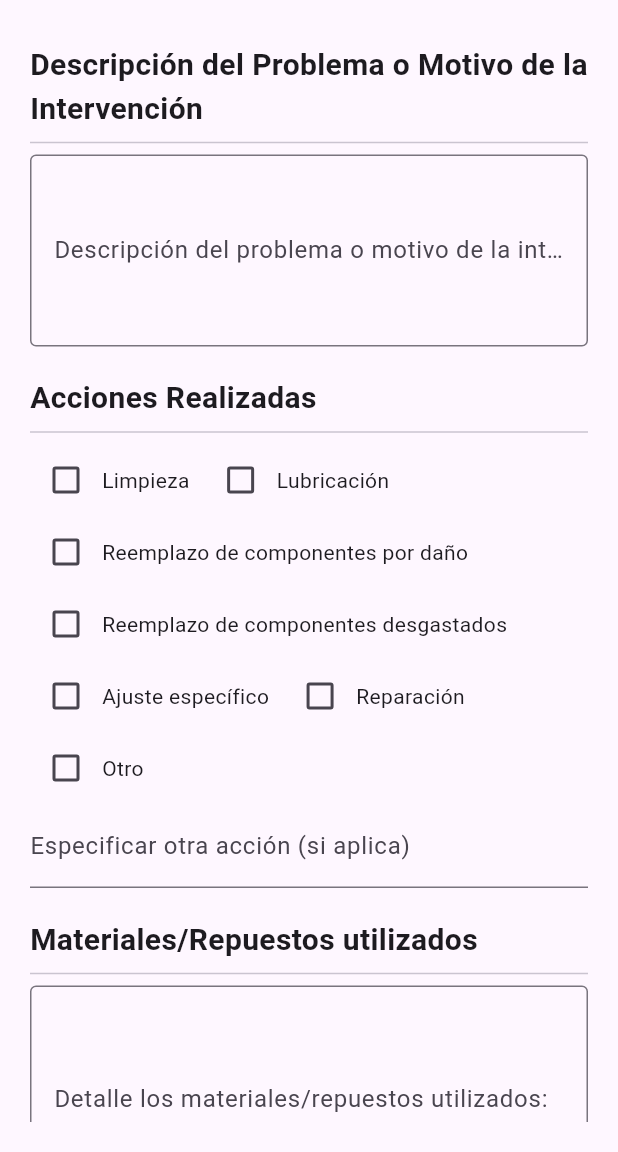
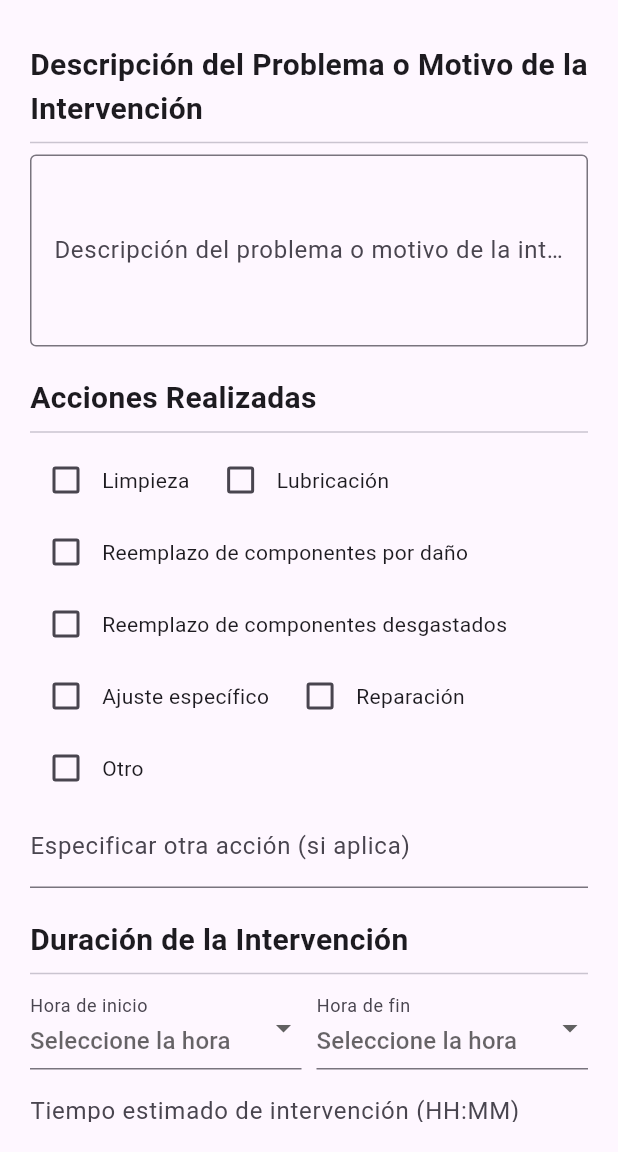
Before and after one commit to JacobMonard/mantenimiento-app-demo, a Flutter app: the screen it shows after launch, scrolled down 1152 dp, on a phone screen of 412 x 824 dp, the part 84-1236 px from its top. Run offline on Flutter 3.47's test engine with Material 3 defaults, Android fonts, the phone set to English and light mode, and no system bars; our stand-ins replace image_picker, pdf, printing, share_plus; statements that could not run were skipped; project files that could hold a hidden picture were left out.

Commit message:
Feature: Implement time parsing fixes and PDF null safety; adjust PDF intro text

```diff
--- a/lib/screens/mantenimiento_form_screen.dart
+++ b/lib/screens/mantenimiento_form_screen.dart
@@ -29,6 +29,8 @@ class _MantenimientoFormScreenState extends State<MantenimientoFormScreen> {
   final TextEditingController _dateController = TextEditingController();
   final TextEditingController _descripcionUbicacionController = TextEditingController();
   final TextEditingController _tiempoEstimadoController = TextEditingController();
+  final List<String> _horas = List.generate(24, (i) => i.toString().padLeft(2, '0'));
+  final List<String> _minutos = ['00', '30'];
 
   // Instancia del modelo para guardar los datos
   // <-- CAMBIO: Inicializa una instancia de tu modelo para ir guardando los datos.
@@ -76,42 +78,25 @@ class _MantenimientoFormScreenState extends State<MantenimientoFormScreen> {
     'Otro': false,
   };
   String _otroAccionTexto = '';
-  String _materialesRepuestos = '';
   String _horaInicio = '';
   String _horaFin = '';
   String _tiempoEstimado = '';
-  final Map<String, bool> _permisosRequeridosCheckboxes = {
-    'LOTOTO': false,
-    'Espacio confinado': false,
-    'Trabajo en caliente': false,
-    'Alturas': false,
-    'Sustancias Químicas': false,
-    'Ingreso a patios': false,
-    'Izar Cargas': false,
-    'Ingreso Cuartos Eléctricos': false,
-    'Subestaciones': false,
-    'Ninguno': false,
-  };
   String _descripcionActividades = '';
 
   // 7. Evidencia (rutas de los archivos seleccionados)
   // <-- CAMBIO: Almacenaremos los bytes, no solo las rutas String
   List<Uint8List> _fotosBytes = [];
-  Uint8List? _videoBytes; // <-- CAMBIO: Almacenaremos los bytes del video
 
   // <-- NUEVO: Variables para mostrar las rutas/URLs en la UI
   List<String> _fotosDisplayPaths = [];
-  String? _videoDisplayPath;
 
   // 8. Evaluación Técnica
   String _condicionFinalEquipo = '';
   String _requiereSeguimiento = 'No';
   String _detalleSeguimiento = '';
-  String _riesgosObservados = '';
 
   // 9. Recomendaciones
-  String _accionesSugeridasCortoPlazo = '';
-  String _sugerenciasMejoraRedisenio = '';
+  String _accionesSugeridas = '';
 
   // Listas de opciones estáticas (para Spinners/Dropdowns)
   final List<String> _plantas = [
@@ -166,20 +151,15 @@ class _MantenimientoFormScreenState extends State<MantenimientoFormScreen> {
       existeAveria: 'No',
       descripcionProblema: '',
       accionesRealizadas: [],
-      materialesRepuestos: '',
       horaInicio: '',
       horaFin: '',
       tiempoEstimado: '',
-      permisosRequeridos: [],
       descripcionActividades: '',
       fotosBytes: [], // Inicializa la lista de bytes vacía
-      videoBytes: null, // Inicializa el video como nulo
       condicionFinalEquipo: _condicionesFinalesEquipo.isNotEmpty ? _condicionesFinalesEquipo.first : '',
       requiereSeguimiento: 'No',
       detalleSeguimiento: '',
-      riesgosObservados: '',
-      accionesSugeridasCortoPlazo: '',
-      sugerenciasMejoraRedisenio: '',
+      accionesSugeridas: '',
     );
 
     // Actualizar los valores iniciales de los dropdowns si _mantenimientoRegistro ya tiene datos
@@ -260,6 +240,8 @@ class _MantenimientoFormScreenState extends State<MantenimientoFormScreen> {
   }
 
   void _calcularTiempoEstimado() {
+    // Asegurarse de que ambos valores de hora de inicio y fin hayan sido seleccionados.
+    // Si no lo están, el tiempo estimado se limpia.
     if (_horaInicio.isNotEmpty && _horaFin.isNotEmpty) {
       try {
         final List<String> inicioParts = _horaInicio.split(':');
@@ -270,32 +252,36 @@ class _MantenimientoFormScreenState extends State<MantenimientoFormScreen> {
         final int finHora = int.parse(finParts[0]);
         final int finMinuto = int.parse(finParts[1]);
 
-        final DateTime inicio = DateTime(DateTime.now().year, DateTime.now().month, DateTime.now().day, inicioHora, inicioMinuto);
-        final DateTime fin = DateTime(DateTime.now().year, DateTime.now().month, DateTime.now().day, finHora, finMinuto);
+        // CAMBIO IMPORTANTE AQUÍ: Usamos una fecha ficticia para el cálculo
+        // Esto evita problemas si el cálculo se hace en un cambio de día real
+        final DateTime dummyDate = DateTime(2000, 1, 1);
+        final DateTime startTime = DateTime(dummyDate.year, dummyDate.month, dummyDate.day, inicioHora, inicioMinuto);
+        DateTime endTime = DateTime(dummyDate.year, dummyDate.month, dummyDate.day, finHora, finMinuto);
 
-        Duration duracion;
-        if (fin.isBefore(inicio)) {
-          duracion = fin.add(const Duration(days: 1)).difference(inicio);
-        } else {
-          duracion = fin.difference(inicio);
+        // Si la hora de fin es anterior a la de inicio (ej. inicia a las 23:00 y termina a las 01:00),
+        // asumimos que termina al día siguiente para el cálculo de la duración.
+        if (endTime.isBefore(startTime)) {
+          endTime = endTime.add(const Duration(days: 1));
         }
 
-        final int totalMinutos = duracion.inMinutes;
-        final int horas = totalMinutos ~/ 60;
-        final int minutos = totalMinutos % 60;
+        final Duration duration = endTime.difference(startTime);
+        final int hours = duration.inHours;
+        final int minutes = duration.inMinutes.remainder(60);
 
         setState(() {
-          _tiempoEstimado = '${horas.toString().padLeft(2, '0')}:${minutos.toString().padLeft(2, '0')}';
-          _tiempoEstimadoController.text = _tiempoEstimado;
+          _tiempoEstimado = '${hours.toString().padLeft(2, '0')}:${minutes.toString().padLeft(2, '0')}';
+          _tiempoEstimadoController.text = _tiempoEstimado; // Actualiza el controlador del TextFormField
         });
       } catch (e) {
+        // En caso de algún error inesperado en el cálculo (poco probable con Dropdowns).
         setState(() {
-          _tiempoEstimado = '';
-          _tiempoEstimadoController.text = 'Formato inválido';
+          _tiempoEstimado = ''; // Limpiar si hay error
+          _tiempoEstimadoController.text = 'Error en el cálculo'; // Mensaje de error
         });
-        print('Error al parsear horas: $e');
+        print('Error al calcular tiempo: $e'); // Para depuración
       }
     } else {
+      // Si alguna de las horas no ha sido seleccionada, limpiamos el campo de tiempo estimado.
       setState(() {
         _tiempoEstimado = '';
         _tiempoEstimadoController.text = '';
@@ -323,11 +309,6 @@ class _MantenimientoFormScreenState extends State<MantenimientoFormScreen> {
           .map((entry) => entry.key)
           .toList();
 
-      final List<String> selectedPermisosRequeridos = _permisosRequeridosCheckboxes.entries
-          .where((entry) => entry.value)
-          .map((entry) => entry.key)
-          .toList();
-
       // <-- CAMBIO: Actualizar la instancia del modelo con los datos recolectados
       _mantenimientoRegistro = _mantenimientoRegistro.copyWith(
         planta: _plantaSeleccionada,
@@ -345,22 +326,17 @@ class _MantenimientoFormScreenState extends State<MantenimientoFormScreen> {
         descripcionProblema: _descripcionProblema,
         accionesRealizadas: selectedAccionesRealizadas,
         otroAccionTexto: _otroAccionTexto,
-        materialesRepuestos: _materialesRepuestos,
         horaInicio: _horaInicio,
         horaFin: _horaFin,
         tiempoEstimado: _tiempoEstimado,
-        permisosRequeridos: selectedPermisosRequeridos,
         descripcionActividades: _descripcionActividades,
         // <-- ¡Estas líneas son CRUCIALES para pasar los bytes al modelo!
         fotosBytes: _fotosBytes,
-        videoBytes: _videoBytes,
         // FIN CAMBIOS CLAVE
         condicionFinalEquipo: _condicionFinalEquipo,
         requiereSeguimiento: _requiereSeguimiento,
         detalleSeguimiento: _detalleSeguimiento,
-        riesgosObservados: _riesgosObservados,
-        accionesSugeridasCortoPlazo: _accionesSugeridasCortoPlazo,
-        sugerenciasMejoraRedisenio: _sugerenciasMejoraRedisenio,
+        accionesSugeridas: _accionesSugeridas,
       );
 
       // Imprimir todos los datos recogidos (para depuración)
@@ -424,46 +400,6 @@ class _MantenimientoFormScreenState extends State<MantenimientoFormScreen> {
     }
   }
 
-  // <-- CAMBIO MAYOR: Lógica para seleccionar UN video (ahora lee bytes)
-  Future<void> _pickVideo() async {
-    final ImagePicker picker = ImagePicker();
-    try {
-      final XFile? video = await picker.pickVideo(source: ImageSource.gallery);
-
-      if (video != null) {
-        Uint8List bytes = await video.readAsBytes(); // ¡LEE LOS BYTES AQUÍ!
-
-        setState(() {
-          _videoBytes = bytes;
-          if (kIsWeb) {
-            _videoDisplayPath = video.path; // En web, es la URL blob
-          } else {
-            _videoDisplayPath = video.name; // En móvil/desktop, usa el nombre del archivo
-          }
-        });
-
-        if (mounted) {
-          ScaffoldMessenger.of(context).showSnackBar(
-            SnackBar(content: Text('Video seleccionado: ${_videoDisplayPath?.split('/').last}')),
-          );
-        }
-      } else {
-        if (mounted) {
-          ScaffoldMessenger.of(context).showSnackBar(
-            const SnackBar(content: Text('No se seleccionó ningún video.')),
-          );
-        }
-      }
-    } catch (e) {
-      print('Error al seleccionar video: $e');
-      if (mounted) {
-        ScaffoldMessenger.of(context).showSnackBar(
-          SnackBar(content: Text('Error al acceder al video: $e')),
-        );
-      }
-    }
-  }
-
   // <-- NUEVO: Helper para mostrar las imágenes en la UI
   Widget _buildAttachedImages() {
     if (_fotosBytes.isEmpty) {
@@ -490,21 +426,6 @@ class _MantenimientoFormScreenState extends State<MantenimientoFormScreen> {
             );
           }).toList(),
         ),
-      ],
-    );
-  }
-
-  // <-- NUEVO: Helper para mostrar el video en la UI
-  Widget _buildAttachedVideo() {
-    if (_videoBytes == null) {
-      return const Text('No hay video adjunto.');
-    }
-    return Column(
-      crossAxisAlignment: CrossAxisAlignment.start,
-      children: [
-        const Text('Video adjunto:', style: TextStyle(fontWeight: FontWeight.bold)),
-        const Icon(Icons.video_file, size: 50, color: Colors.blueAccent),
-        Text(_videoDisplayPath?.split('/').last ?? 'Video', style: const TextStyle(fontSize: 10)),
       ],
     );
   }
@@ -878,20 +799,6 @@ class _MantenimientoFormScreenState extends State<MantenimientoFormScreen> {
                 ),
                 const SizedBox(height: 20),
 
-                // --- Materiales/Repuestos utilizados ---
-                const Text('Materiales/Repuestos utilizados',
-                    style: TextStyle(fontSize: 20, fontWeight: FontWeight.bold)),
-                const Divider(),
-                TextFormField(
-                  decoration: const InputDecoration(
-                    labelText: 'Detalle los materiales/repuestos utilizados:',
-                    border: OutlineInputBorder(),
-                  ),
-                  maxLines: 5,
-                  onSaved: (newValue) => _materialesRepuestos = newValue!,
-                ),
-                const SizedBox(height: 20),
-
                // --- Duración de la Intervención ---
               const Text('Duración de la Intervención',
                   style: TextStyle(fontSize: 20, fontWeight: FontWeight.bold)),
@@ -899,64 +806,65 @@ class _MantenimientoFormScreenState extends State<MantenimientoFormScreen> {
               Row(
                 children: [
                   Expanded(
-                      child: TextFormField(
-                        decoration: const InputDecoration(labelText: 'Hora de inicio (HH:MM)'),
-                        onSaved: (newValue) => _horaInicio = newValue!,
+                    child: DropdownButtonFormField<String>( // CAMBIO: Ahora es un Dropdown
+                      value: _horaInicio.isEmpty ? null : _horaInicio,
+                      decoration: const InputDecoration(
+                        labelText: 'Hora de inicio',
+                        hintText: 'Seleccione la hora', // Texto guía para el usuario
+                      ),
+                      // Genera todas las combinaciones de horas y minutos (ej. "00:00", "00:30", "01:00", etc.)
+                      items: _horas.expand((h) => _minutos.map((m) => '$h:$m'))
+                          .map<DropdownMenuItem<String>>((String value) {
+                        return DropdownMenuItem<String>(
+                          value: value,
+                          child: Text(value),
+                        );
+                      }).toList(),
+                      onChanged: (String? newValue) {
+                        setState(() {
+                          _horaInicio = newValue!;
+                          _calcularTiempoEstimado(); // Recalcula el tiempo al cambiar
+                        });
+                      },
                       validator: (value) => value == null || value.isEmpty
-                            ? 'Ingrese hora de inicio'
+                          ? 'Seleccione hora de inicio'
                           : null,
-                        onChanged: (value) {
-                          _horaInicio = value;
-                          _calcularTiempoEstimado();
-                        },
                     ),
                   ),
                   const SizedBox(width: 10),
                   Expanded(
-                      child: TextFormField(
-                        decoration: const InputDecoration(labelText: 'Hora de fin (HH:MM)'),
-                        onSaved: (newValue) => _horaFin = newValue!,
+                    child: DropdownButtonFormField<String>( // CAMBIO: Ahora es un Dropdown
+                      value: _horaFin.isEmpty ? null : _horaFin,
+                      decoration: const InputDecoration(
+                        labelText: 'Hora de fin',
+                        hintText: 'Seleccione la hora', // Texto guía para el usuario
+                      ),
+                      // Genera todas las combinaciones de horas y minutos
+                      items: _horas.expand((h) => _minutos.map((m) => '$h:$m'))
+                          .map<DropdownMenuItem<String>>((String value) {
+                        return DropdownMenuItem<String>(
+                          value: value,
+                          child: Text(value),
+                        );
+                      }).toList(),
+                      onChanged: (String? newValue) {
+                        setState(() {
+                          _horaFin = newValue!;
+                          _calcularTiempoEstimado(); // Recalcula el tiempo al cambiar
+                        });
+                      },
                       validator: (value) => value == null || value.isEmpty
-                            ? 'Ingrese hora de fin'
+                          ? 'Seleccione hora de fin'
                           : null,
-                        onChanged: (value) {
-                          _horaFin = value;
-                          _calcularTiempoEstimado();
-                        },
                     ),
                   ),
                 ],
               ),
-                TextFormField(
+              TextFormField( // Este campo se mantiene igual, es de solo lectura
                 controller: _tiempoEstimadoController,
                 readOnly: true,
                 decoration: const InputDecoration(labelText: 'Tiempo estimado de intervención (HH:MM)'),
-                  onSaved: (newValue) => _tiempoEstimado = newValue!,
-                ),
-                const SizedBox(height: 20),
-
-                // --- Permisos Requeridos ---
-                const Text('Permisos Requeridos',
-                    style: TextStyle(fontSize: 20, fontWeight: FontWeight.bold)),
-                const Divider(),
-                Wrap(
-                  spacing: 10.0,
-                  children: _permisosRequeridosCheckboxes.keys.map((String key) {
-                    return Row(
-                      mainAxisSize: MainAxisSize.min,
-                      children: <Widget>[
-                        Checkbox(
-                          value: _permisosRequeridosCheckboxes[key],
-                          onChanged: (bool? newValue) {
-                            setState(() {
-                              _permisosRequeridosCheckboxes[key] = newValue!;
-                            });
-                          },
-                        ),
-                        Text(key),
-                      ],
-                    );
-                  }).toList(),
+                onSaved: (newValue) => _tiempoEstimado = newValue!, // Se guarda el valor calculado
               ),
               const SizedBox(height: 20),
 
@@ -989,15 +897,6 @@ class _MantenimientoFormScreenState extends State<MantenimientoFormScreen> {
                 ),
                 const SizedBox(height: 10),
                 _buildAttachedImages(), // <-- Muestra las fotos adjuntas
-                const SizedBox(height: 20),
-
-                ElevatedButton.icon(
-                  onPressed: _pickVideo,
-                  icon: const Icon(Icons.video_collection),
-                  label: const Text('Cargar Video Corto (Opcional)'),
-                ),
-                const SizedBox(height: 10),
-                _buildAttachedVideo(), // <-- Muestra el video adjunto
                 const SizedBox(height: 20),
 
                 // --- Evaluación Técnica ---
@@ -1052,35 +951,17 @@ class _MantenimientoFormScreenState extends State<MantenimientoFormScreen> {
                         : null,
                   ),
 
-                TextFormField(
-                  decoration: const InputDecoration(
-                    labelText: 'Riesgos observados (si aplica):',
-                    border: OutlineInputBorder(),
-                  ),
-                  maxLines: 3,
-                  onSaved: (newValue) => _riesgosObservados = newValue!,
-                ),
-                const SizedBox(height: 20),
-
                 // --- Recomendaciones ---
                 const Text('Recomendaciones',
                     style: TextStyle(fontSize: 20, fontWeight: FontWeight.bold)),
                 const Divider(),
                 TextFormField(
                   decoration: const InputDecoration(
-                    labelText: 'Acciones sugeridas a corto plazo:',
+                    labelText: 'Acciones sugeridas:',
                     border: OutlineInputBorder(),
                   ),
                   maxLines: 3,
-                  onSaved: (newValue) => _accionesSugeridasCortoPlazo = newValue!,
-                ),
-                TextFormField(
-                  decoration: const InputDecoration(
-                    labelText: 'Sugerencias para mejora o rediseño:',
-                    border: OutlineInputBorder(),
-                  ),
-                  maxLines: 3,
-                  onSaved: (newValue) => _sugerenciasMejoraRedisenio = newValue!,
+                  onSaved: (newValue) => _accionesSugeridas = newValue!,
                 ),
                 const SizedBox(height: 20),
 
@@ -1125,20 +1006,15 @@ class _MantenimientoFormScreenState extends State<MantenimientoFormScreen> {
                                 descripcionProblema: _descripcionProblema,
                                 accionesRealizadas: _accionesRealizadasCheckboxes.entries.where((entry) => entry.value).map((entry) => entry.key).toList(),
                                 otroAccionTexto: _otroAccionTexto,
-                                materialesRepuestos: _materialesRepuestos,
                                 horaInicio: _horaInicio,
                                 horaFin: _horaFin,
                                 tiempoEstimado: _tiempoEstimado,
-                                permisosRequeridos: _permisosRequeridosCheckboxes.entries.where((entry) => entry.value).map((entry) => entry.key).toList(),
                                 descripcionActividades: _descripcionActividades,
                                 fotosBytes: _fotosBytes, // ¡Aquí pasamos los bytes!
-                                videoBytes: _videoBytes, // ¡Aquí pasamos los bytes!
                                 condicionFinalEquipo: _condicionFinalEquipo,
                                 requiereSeguimiento: _requiereSeguimiento,
                                 detalleSeguimiento: _detalleSeguimiento,
-                                riesgosObservados: _riesgosObservados,
-                                accionesSugeridasCortoPlazo: _accionesSugeridasCortoPlazo,
-                                sugerenciasMejoraRedisenio: _sugerenciasMejoraRedisenio,
+                                accionesSugeridas: _accionesSugeridas,
                               );
 
 
@@ -1210,20 +1086,15 @@ extension MantenimientoRegistroCopyWith on MantenimientoRegistro {
     String? descripcionProblema,
     List<String>? accionesRealizadas,
     String? otroAccionTexto,
-    String? materialesRepuestos,
     String? horaInicio,
     String? horaFin,
     String? tiempoEstimado,
-    List<String>? permisosRequeridos,
     String? descripcionActividades,
     List<Uint8List>? fotosBytes,
-    Uint8List? videoBytes,
     String? condicionFinalEquipo,
     String? requiereSeguimiento,
     String? detalleSeguimiento,
-    String? riesgosObservados,
-    String? accionesSugeridasCortoPlazo,
-    String? sugerenciasMejoraRedisenio,
+    String? accionesSugeridas,
   }) {
     return MantenimientoRegistro(
       tituloReporte: tituloReporte ?? this.tituloReporte,
@@ -1242,20 +1113,16 @@ extension MantenimientoRegistroCopyWith on MantenimientoRegistro {
       descripcionProblema: descripcionProblema ?? this.descripcionProblema,
       accionesRealizadas: accionesRealizadas ?? this.accionesRealizadas,
       otroAccionTexto: otroAccionTexto ?? this.otroAccionTexto,
-      materialesRepuestos: materialesRepuestos ?? this.materialesRepuestos,
       horaInicio: horaInicio ?? this.horaInicio,
       horaFin: horaFin ?? this.horaFin,
       tiempoEstimado: tiempoEstimado ?? this.tiempoEstimado,
       permisosRequeridos: permisosRequeridos ?? this.permisosRequeridos,
       descripcionActividades: descripcionActividades ?? this.descripcionActividades,
       fotosBytes: fotosBytes ?? this.fotosBytes,
-      videoBytes: videoBytes ?? this.videoBytes,
       condicionFinalEquipo: condicionFinalEquipo ?? this.condicionFinalEquipo,
       requiereSeguimiento: requiereSeguimiento ?? this.requiereSeguimiento,
       detalleSeguimiento: detalleSeguimiento ?? this.detalleSeguimiento,
-      riesgosObservados: riesgosObservados ?? this.riesgosObservados,
-      accionesSugeridasCortoPlazo: accionesSugeridasCortoPlazo ?? this.accionesSugeridasCortoPlazo,
-      sugerenciasMejoraRedisenio: sugerenciasMejoraRedisenio ?? this.sugerenciasMejoraRedisenio,
+      accionesSugeridas: accionesSugeridas ?? this.accionesSugeridas,
     );
   }
 }
```
Also changed, not shown: lib/utils/pdf_generator.dart (+2 -20 lines). Lines whose indentation alone changed are shown as unchanged.
